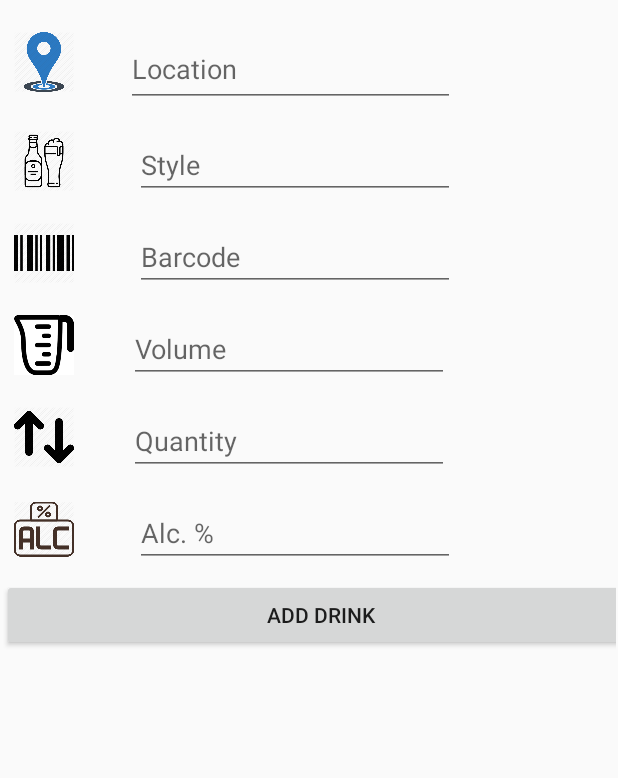
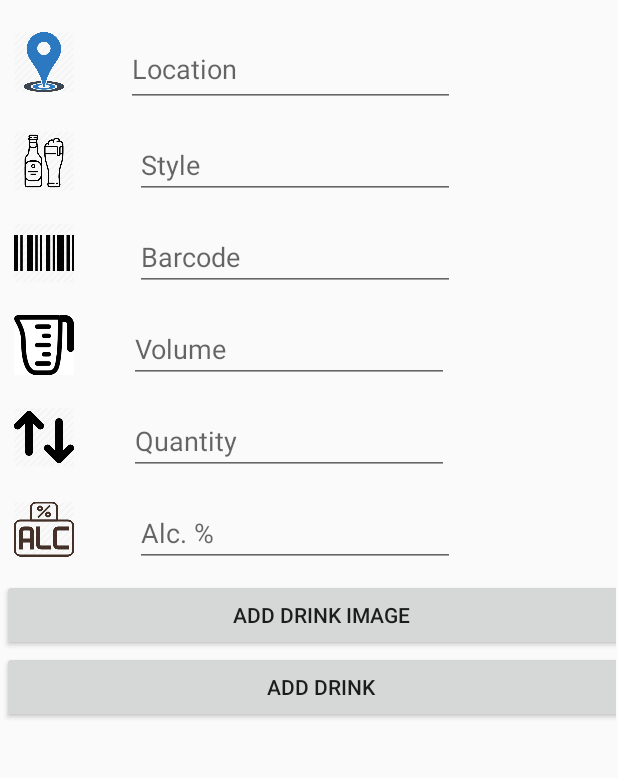
Before and after one commit to umanga-shrestha/BeerInventoryAppupdate, an Android app: the screen it shows after launch (NewDrinkActitvity), in the side drawer, after a tap on "Add New Drink", on a phone screen of 412 x 824 dp, the part 245-1023 px from its top. Run offline under Robolectric (Android 15) with nearby library versions, the phone set to English and light mode, and no system bars.

Commit message:
lets u add image

```diff
--- a/app/src/main/AndroidManifest.xml
+++ b/app/src/main/AndroidManifest.xml
@@ -2,8 +2,11 @@
 <manifest xmlns:android="http://schemas.android.com/apk/res/android"
     package="com.example.beerinventory">
 
+
     <uses-permission android:name="android.permission.WRITE_EXTERNAL_STORAGE" />
-
+    <uses-permission android:name="android.permission.CAMERA" />
+    <uses-feature android:name="android.hardware.camera" />
+    <uses-feature android:name="android.hardware.camera.autofocus" />
     <application
         android:allowBackup="true"
         android:icon="@mipmap/ic_launcher"
--- a/app/src/main/java/com/example/beerinventory/MainActivity.java
+++ b/app/src/main/java/com/example/beerinventory/MainActivity.java
@@ -1,33 +1,42 @@
 package com.example.beerinventory;
 
+import android.Manifest;
+import android.content.pm.PackageManager;
 import android.os.Bundle;
+
 import java.io.*;
 
 import android.os.Environment;
 import android.util.Log;
 import android.view.View;
+
+import androidx.core.app.ActivityCompat;
 import androidx.core.view.GravityCompat;
 import androidx.appcompat.app.ActionBarDrawerToggle;
+
 import android.view.MenuItem;
+
 import com.google.android.material.navigation.NavigationView;
+
 import androidx.drawerlayout.widget.DrawerLayout;
 import androidx.appcompat.app.AppCompatActivity;
 import androidx.appcompat.widget.Toolbar;
+
 import android.view.Menu;
+
 import com.google.zxing.integration.android.IntentIntegrator;
 import com.google.zxing.integration.android.IntentResult;
+
 import android.content.Intent;
 import android.widget.AdapterView;
 import android.widget.ListView;
 import android.widget.Toast;
+
 import java.util.ArrayList;
 
 
-
-
-public  class MainActivity extends AppCompatActivity
+public class MainActivity extends AppCompatActivity
         implements NavigationView.OnNavigationItemSelectedListener {
-
 
 
     //**************** Main Activity Shit******************
@@ -44,10 +53,9 @@ public  class MainActivity extends AppCompatActivity
             @Override
             public void onItemClick(AdapterView<?> a, View v, int position, long id) {
                 ListItem user = (ListItem) lv.getItemAtPosition(position);
-                Toast.makeText(MainActivity.this, "Selected :" + " " + user.getName()+", "+ user.getLocation(), Toast.LENGTH_SHORT).show();
+                Toast.makeText(MainActivity.this, "Selected :" + " " + user.getName() + ", " + user.getLocation(), Toast.LENGTH_SHORT).show();
             }
         });
-
 
 
         Toolbar toolbar = findViewById(R.id.toolbar);
@@ -62,23 +70,43 @@ public  class MainActivity extends AppCompatActivity
     }
 
 
-
-
     private ArrayList getListData() {
+        int permission = ActivityCompat.checkSelfPermission(this, Manifest.permission.WRITE_EXTERNAL_STORAGE);
+          final int REQUEST_EXTERNAL_STORAGE = 1;
+          String[] PERMISSIONS_STORAGE = {
+                Manifest.permission.READ_EXTERNAL_STORAGE,
+                Manifest.permission.WRITE_EXTERNAL_STORAGE
+        };
+        if (permission != PackageManager.PERMISSION_GRANTED) {
+            // We don't have permission so prompt the user
+            ActivityCompat.requestPermissions(this, PERMISSIONS_STORAGE, REQUEST_EXTERNAL_STORAGE
+            );
+        }
         ArrayList<ListItem> results = new ArrayList<>();
 
         String name;
         String brand;
         String quant;
-        String [] temp;
+        String[] temp;
 
         BufferedReader reader;
         try {
-            reader = new BufferedReader(new FileReader(Environment.getExternalStorageDirectory()+"/beerInventory/data.txt"));
+            String path = Environment.getExternalStorageDirectory() + "/beerInventory/data.txt";
+            File file = new File(Environment.getExternalStorageDirectory() + "/beerInventory/data.txt");
+
+            System.out.println(Environment.getExternalStorageDirectory());
+            if (!file.exists()) {
+                File file1 = new File(Environment.getExternalStorageDirectory() + "/beerInventory");
+                file1.mkdirs();
+                file.createNewFile();
+            }
+            reader = new BufferedReader(new FileReader(path));
+
+
             String line = null;
             while ((line = reader.readLine()) != null) {
                 ListItem user = new ListItem();
-                temp = line.split(",");
+                temp = line.split(",",-1);
                 name = temp[0];
                 brand = temp[1];
                 quant = temp[6];
@@ -88,18 +116,14 @@ public  class MainActivity extends AppCompatActivity
                 results.add(user);
             }
 
-        }
-        catch (IOException e) {
+        } catch (IOException e) {
             e.printStackTrace();
         }
 
         return results;
 
 
-
     }
-
-
 
 
 //**************** This Retrieves the Data form the Scan ****************************
@@ -110,25 +134,19 @@ public  class MainActivity extends AppCompatActivity
         IntentResult scanningResult = IntentIntegrator.parseActivityResult(requestCode, resultCode, intent);
 
         if (scanningResult != null) {
-//we have a result
-
-            String scanContent = scanningResult.getContents(); // <------- BARCODE
-            Log.d("scanContent", scanContent);
+ String scanContent = scanningResult.getContents(); // <------- BARCODE
+            Log.d("scanContent", scanContent.toString());
             String scanFormat = scanningResult.getFormatName();
             Log.d("scanFormat", scanFormat);
+            Intent intent2 = new Intent(MainActivity.this, NewDrinkActitvity.class);
+            intent2.putExtra("barcode", scanningResult.getContents());
+            startActivity(intent2);
         } else {
             Toast toast = Toast.makeText(getApplicationContext(),
                     "No scan data received!", Toast.LENGTH_SHORT);
             toast.show();
         }
     }
-
-
-
-
-
-
-
 
 
     //**************OTHER STUFF***********************************
@@ -174,7 +192,7 @@ public  class MainActivity extends AppCompatActivity
             // Handle the camera action
             IntentIntegrator scanIntegrator = new IntentIntegrator(this);
             scanIntegrator.initiateScan();
-
+            System.out.println();
         } else if (id == R.id.nav_gallery) {
             Intent intent = new Intent(MainActivity.this, NewDrinkActitvity.class);
             startActivity(intent);
--- a/app/src/main/res/layout/activity_new_drink.xml
+++ b/app/src/main/res/layout/activity_new_drink.xml
@@ -313,6 +313,29 @@
             </TableRow>
 
             <TableRow
+                android:layout_width="wrap_content"
+                android:layout_height="wrap_content">
+
+                <Button
+                    android:id="@+id/button_addDrinkImage"
+                    android:layout_width="wrap_content"
+                    android:layout_height="wrap_content"
+                    android:text="Add drink image"
+                    android:onClick="addThisDrinkImage"/>
+
+            </TableRow>
+
+            <TableRow
+                android:layout_width="match_parent"
+                android:layout_height="match_parent">
+
+                <ImageView
+                    android:id="@+id/drinkImageView"
+                    android:layout_width="wrap_content"
+                    android:layout_height="wrap_content" />
+            </TableRow>
+
+            <TableRow
                 android:layout_width="match_parent"
                 android:layout_height="match_parent">
 
```
Also changed, not shown: app/src/main/java/com/example/beerinventory/NewDrinkActitvity.java (+68 -35 lines), app/src/main/res/layout/content_main.xml (+28 -3 lines), gradle/wrapper/gradle-wrapper.properties.
